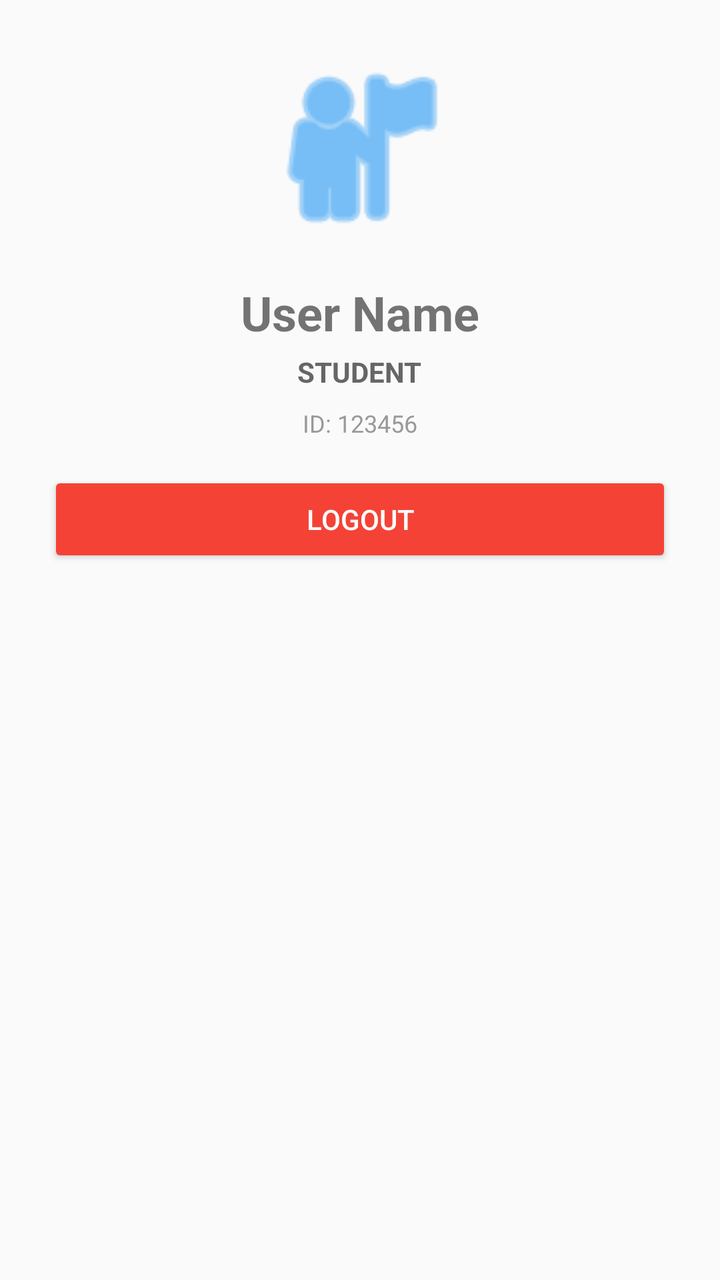
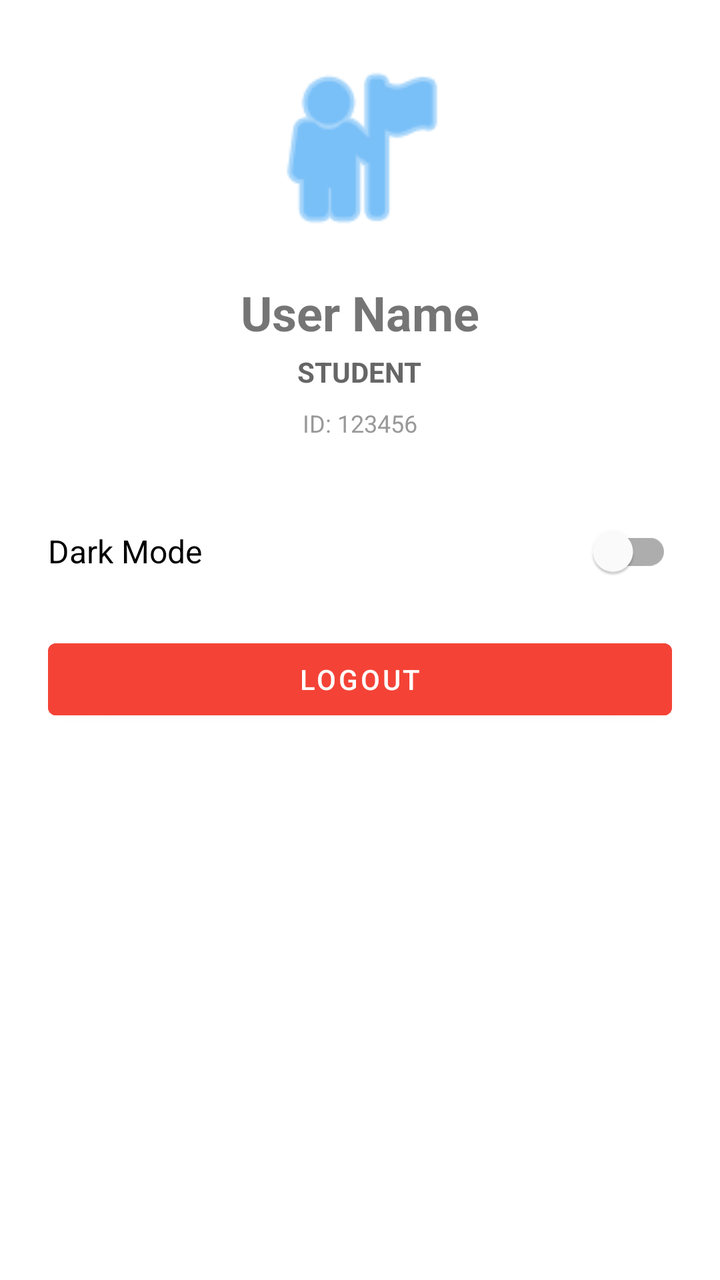

Two renders of the same Android screen: before a commit and after it. Below are the layout's source before the change and the commit's diff.
<!-- AndroidManifest.xml: application theme AppTheme -->
<!-- res/layout/fragment_profile.xml -->
<?xml version="1.0" encoding="utf-8"?>
<LinearLayout xmlns:android="http://schemas.android.com/apk/res/android"
    android:layout_width="match_parent"
    android:layout_height="match_parent"
    android:orientation="vertical"
    android:padding="24dp"
    android:gravity="center_horizontal">

    <View
        android:layout_width="100dp"
        android:layout_height="100dp"
        android:background="@android:drawable/ic_menu_myplaces"
        android:backgroundTint="#2196F3"
        android:layout_marginBottom="16dp" />

    <TextView
        android:id="@+id/profileName"
        android:layout_width="wrap_content"
        android:layout_height="wrap_content"
        android:text="User Name"
        android:textSize="24sp"
        android:textStyle="bold" />

    <TextView
        android:id="@+id/profileRole"
        android:layout_width="wrap_content"
        android:layout_height="wrap_content"
        android:text="Student"
        android:textAllCaps="true"
        android:textColor="#666666"
        android:textSize="14sp"
        android:textStyle="bold"
        android:layout_marginTop="4dp" />

    <TextView
        android:id="@+id/profileId"
        android:layout_width="wrap_content"
        android:layout_height="wrap_content"
        android:text="ID: 123456"
        android:textSize="12sp"
        android:textColor="#999999"
        android:layout_marginTop="8dp" />

    <Button
        android:id="@+id/adminPanelButton"
        android:layout_width="match_parent"
        android:layout_height="wrap_content"
        android:text="Admin Panel"
        android:layout_marginTop="32dp"
        android:visibility="gone"
        style="@style/Widget.MaterialComponents.Button.OutlinedButton" />

    <Button
        android:id="@+id/logoutButton"
        android:layout_width="match_parent"
        android:layout_height="wrap_content"
        android:text="Logout"
        android:layout_marginTop="16dp"
        android:backgroundTint="#F44336"
        android:textColor="#FFFFFF" />

</LinearLayout>
<!-- resources referenced by this layout -->
<resources>
  <style name="AppTheme" parent="Theme.AppCompat.Light.DarkActionBar">
          
          <item name="colorPrimary">@color/colorPrimary</item>
          <item name="colorPrimaryDark">@color/colorPrimaryDark</item>
          <item name="colorAccent">@color/colorAccent</item>
      </style>
  <color name="colorPrimary">#6200EE</color>
  <color name="colorPrimaryDark">#3700B3</color>
  <color name="colorAccent">#03DAC5</color>
</resources>

<!-- the commit's change to res/layout/fragment_profile.xml (unified diff, before → after) -->
@@ -41,6 +41,14 @@
         android:textColor="#999999"
         android:layout_marginTop="8dp" />
 
+    <com.google.android.material.switchmaterial.SwitchMaterial
+        android:id="@+id/themeSwitch"
+        android:layout_width="match_parent"
+        android:layout_height="wrap_content"
+        android:layout_marginTop="32dp"
+        android:text="Dark Mode"
+        android:textSize="16sp" />
+
     <Button
         android:id="@+id/adminPanelButton"
         android:layout_width="match_parent"
<!-- resource entries referenced after the edit -->
@@ -1,13 +1,13 @@
 <!-- resources referenced by this layout -->
 <resources>
-  <style name="AppTheme" parent="Theme.AppCompat.Light.DarkActionBar">
+  <style name="AppTheme" parent="Theme.MaterialComponents.DayNight.DarkActionBar">
           
           <item name="colorPrimary">@color/colorPrimary</item>
           <item name="colorPrimaryDark">@color/colorPrimaryDark</item>
           <item name="colorAccent">@color/colorAccent</item>
       </style>
-  <color name="colorPrimary">#6200EE</color>
-  <color name="colorPrimaryDark">#3700B3</color>
+  <color name="colorPrimary">#2196F3</color>
+  <color name="colorPrimaryDark">#1976D2</color>
   <color name="colorAccent">#03DAC5</color>
 </resources>
 
